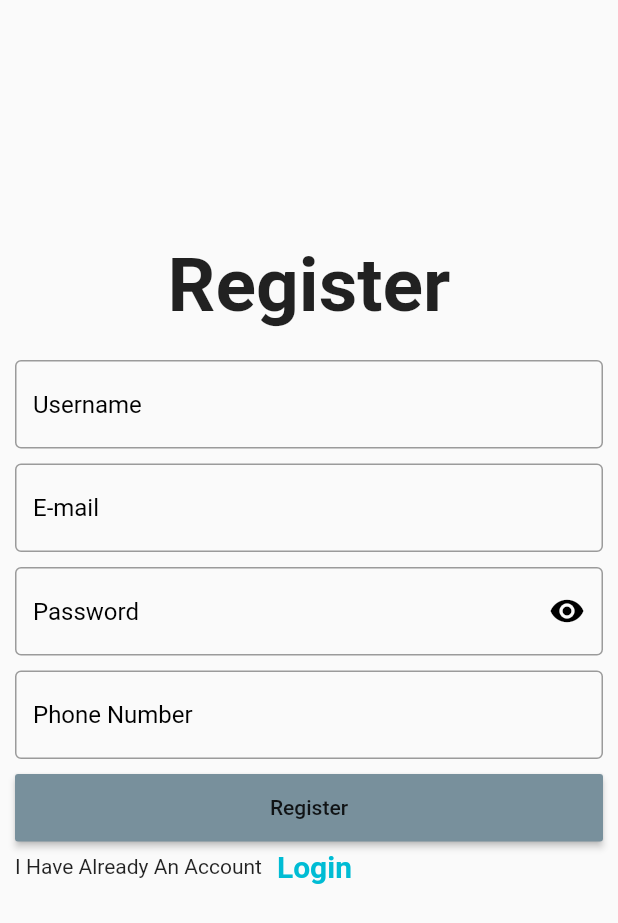
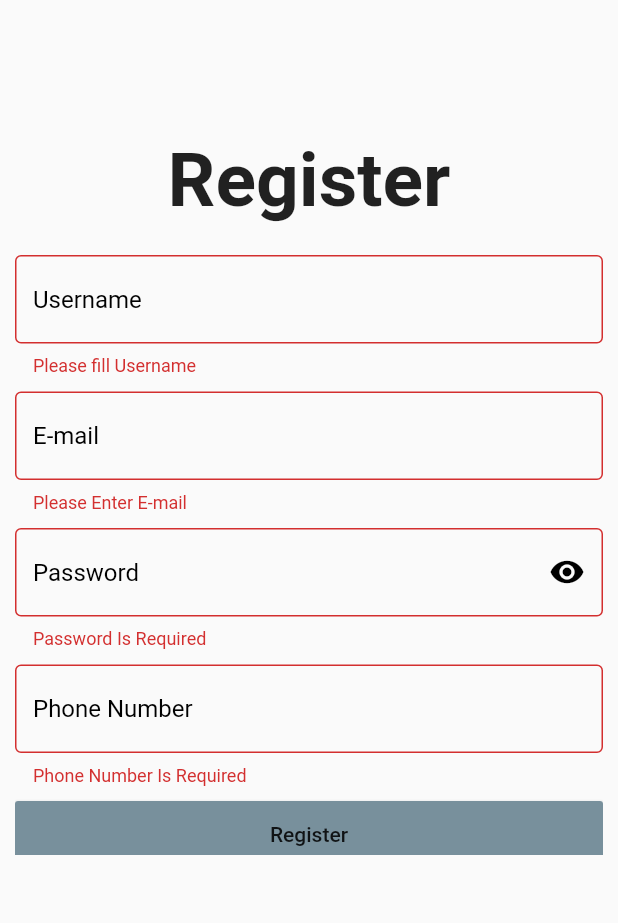
Before and after one commit to Crawford30/E-Commerce-UI, a Flutter app: the screen it shows after launch, after a tap on "Register", on a phone screen of 412 x 824 dp. Shown: the top 923 px of the screen. Run offline on Flutter 3.47's test engine with Material 2 defaults, Android fonts, the phone set to English and light mode, and no system bars.

Commit message:
Icon Visibility

```diff
--- a/lib/screens/signup.dart
+++ b/lib/screens/signup.dart
@@ -8,18 +8,40 @@ class SignUp extends StatefulWidget {
   _SignUpState createState() => _SignUpState();
 }
 
+
+final GlobalKey<FormState> _formKey=GlobalKey<FormState>();
+
+String p = r'^(([^<>()[\]\\.,;:\s@\"]+(\.[^<>()[\]\\.,;:\s@\"]+)*)|(\".+\"))@((\[[0-9]{1,3}\.[0-9]{1,3}\.[0-9]{1,3}\.[0-9]{1,3}\])|(([a-zA-Z\-0-9]+\.)+[a-zA-Z]{2,}))$';
+RegExp regExp = new RegExp(p);
+bool observeText = true;
+
+
+
+
+
 class _SignUpState extends State<SignUp> {
+
+  void validation() {
+    final FormState?  _form = _formKey.currentState;
+    if(_form!.validate()){
+      print("YES");
+    } else {
+      print("NO");
+    }
+
+  }
   @override
   Widget build(BuildContext context) {
     return Scaffold(
       resizeToAvoidBottomInset: false, //solved overflow bottom error https://github.com/flutter/flutter/issues/13339
       body: SafeArea(
-        child: SingleChildScrollView(
+          child: Form(
+            key: _formKey,
             child: Container(
               child: Column(
                 children: [
                   Container(
-                  height:220,
+                    height:150,
                     //MediaQuery.of(context).size.height*0.3,
                     width: double.infinity,
                     // color: Colors.blue,
@@ -54,14 +76,23 @@ class _SignUpState extends State<SignUp> {
 
 
                             TextFormField(
+                              validator: (value){
+                                if(value =="") {
+                                  return "Please fill Username";
+                                } else if(value!.length < 6) {
+                                  return "Username Is Too Short";
+                                }
+                                return "";
+                              },
                               decoration: InputDecoration(
                                 hintText: "Username",
-
                                 hintStyle: TextStyle(
                                   color: Colors.black,
                                 ),
                                 border: OutlineInputBorder(),
                               ),
+
+
                             ),
 
                             SizedBox(
@@ -70,6 +101,14 @@ class _SignUpState extends State<SignUp> {
 
 
                             TextFormField(
+                              validator: (value) {
+                                if(value == "") {
+                                  return "Please Enter E-mail";
+                                } else if(!regExp.hasMatch(value!)){
+                                  return "E-mail Is Invalid";
+                                }
+                                return "";
+                              },
                               decoration: InputDecoration(
                                 hintText: "E-mail",
                                 hintStyle: TextStyle(
@@ -86,13 +125,27 @@ class _SignUpState extends State<SignUp> {
 
 
                             TextFormField(
+                              obscureText: observeText,
+                              validator: (value){
+                                if(value == "") {
+                                  return "Password Is Required";
+                                } else if(value!.length < 8){
+                                  return "Password is Too Short";
+                                }
+                                return "";
+                              },
                               decoration: InputDecoration(
-
                                 suffixIcon: GestureDetector(
                                   onTap: (){
+
+                                    setState(() {
+                                      observeText = !observeText;
+                                    });
                                     FocusScope.of(context).unfocus();
                                   },
-                                child: Icon(Icons.visibility, color: Colors.black,),
+                                  child:  Icon(
+                                    observeText == true ?  Icons.visibility: Icons.visibility_off,
+                                    color: Colors.black,),
                                 ),
 
                                 hintText: "Password",
@@ -110,6 +163,14 @@ class _SignUpState extends State<SignUp> {
                             ),
 
                             TextFormField(
+                              validator: (value){
+                                if(value == "") {
+                                  return "Phone Number Is Required";
+                                } else if(value!.length < 11){
+                                  return "Phone Number must be 11";
+                                }
+                                return "";
+                              },
                               decoration: InputDecoration(
                                 hintText: "Phone Number",
                                 hintStyle: TextStyle(
@@ -132,7 +193,7 @@ class _SignUpState extends State<SignUp> {
                                 child: Text("Register"),
                                 color: Colors.blueGrey[400],
                                 onPressed: (){
-
+                                  validation();
                               },
                               ),
                             ),
@@ -156,9 +217,6 @@ class _SignUpState extends State<SignUp> {
                             ),
 
 
-
-
-
                           ],
                         ),
                       ),
@@ -170,6 +228,7 @@ class _SignUpState extends State<SignUp> {
           ),
 
 
+
       ),
     );
   }
```
Lines whose indentation alone changed are shown as unchanged.
